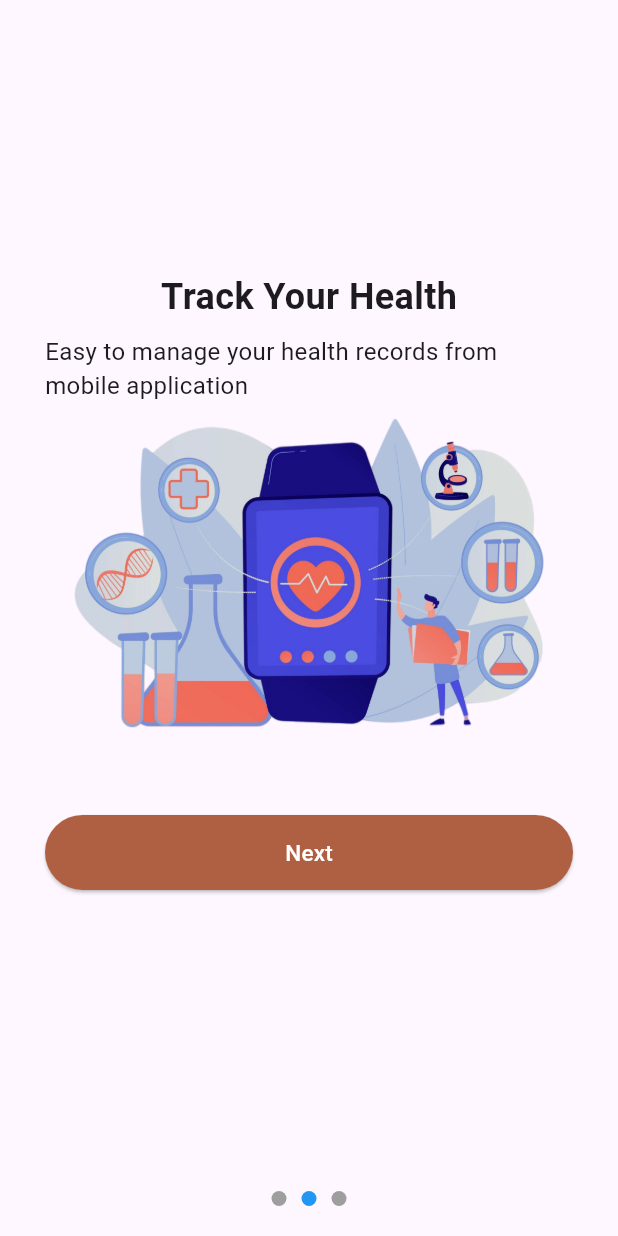
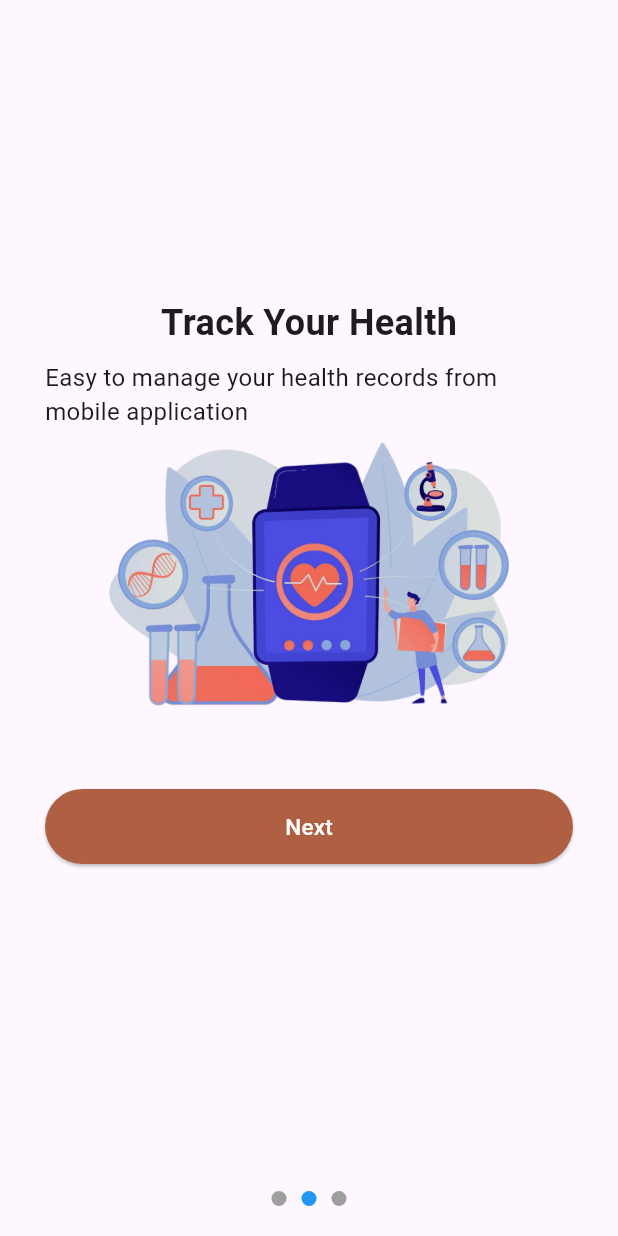
Before and after one commit to 2910Abhishek/HealthCare_Mobile_Application, a Flutter app: the screen it shows after launch, after a tap on "Get Started", on a phone screen of 412 x 824 dp. Run offline on Flutter 3.47's test engine with Material 3 defaults, Android fonts, the phone set to English and light mode, and no system bars; our stand-ins replace firebase_auth, firebase_core, google_sign_in; accounts and stored records are empty.

Commit message:
adjusted alignment due to different image on onboarding screen

```diff
--- a/aarogya/lib/screens/onboardingscreen.dart
+++ b/aarogya/lib/screens/onboardingscreen.dart
@@ -79,7 +79,10 @@ class OnboardingPageOne extends StatelessWidget {
                 "Easy to manage your health records from mobile application",
                 style: TextStyle(fontSize: 16),
               ),
-              Image.asset('assets/images/onboarding_screen.png'),
+              SizedBox(
+                height: 200,
+                child: Image.asset('assets/images/onboarding_screen.png'),
+              ),
               SizedBox(
                 height: 40,
               ),
@@ -119,7 +122,10 @@ class OnboardingPageTwo extends StatelessWidget {
                   "Easy to manage your health records from mobile application",
                   style: TextStyle(fontSize: 16),
                 ),
-                Image.asset('assets/images/onboarding_screen_2.png'),
+                SizedBox(
+                    height: 200,
+                    child:
+                        Image.asset('assets/images/onboarding_screen_2.png')),
                 SizedBox(height: 40),
                 CustomButton(
                   text: "Next",
@@ -154,7 +160,10 @@ class OnboardingPageThree extends StatelessWidget {
                   "Easy Appointment Booking, AI Healthcare Chatbot, Video Consultation",
                   style: TextStyle(fontSize: 16),
                 ),
-                Image.asset('assets/images/onboarding_screen_3.png'),
+                SizedBox(
+                  height: 250,
+                  child: Image.asset('assets/images/onboarding_screen_3.png'),
+                ),
                 SizedBox(height: 40),
                 CustomButton(
                   text: "Next",
```
